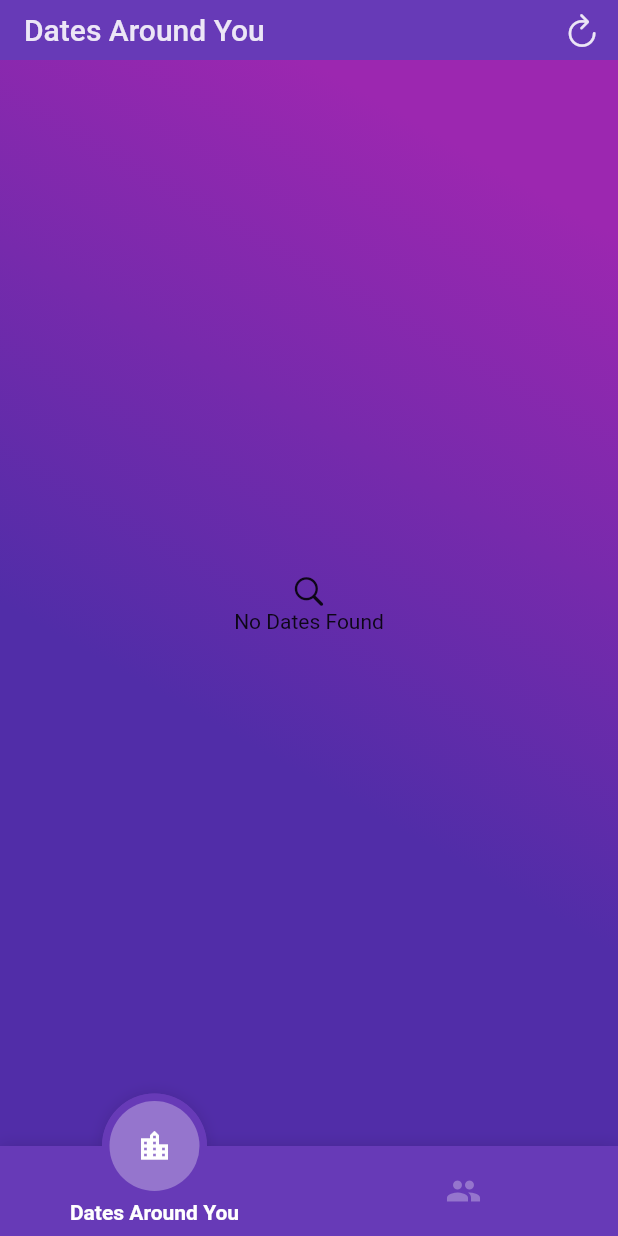
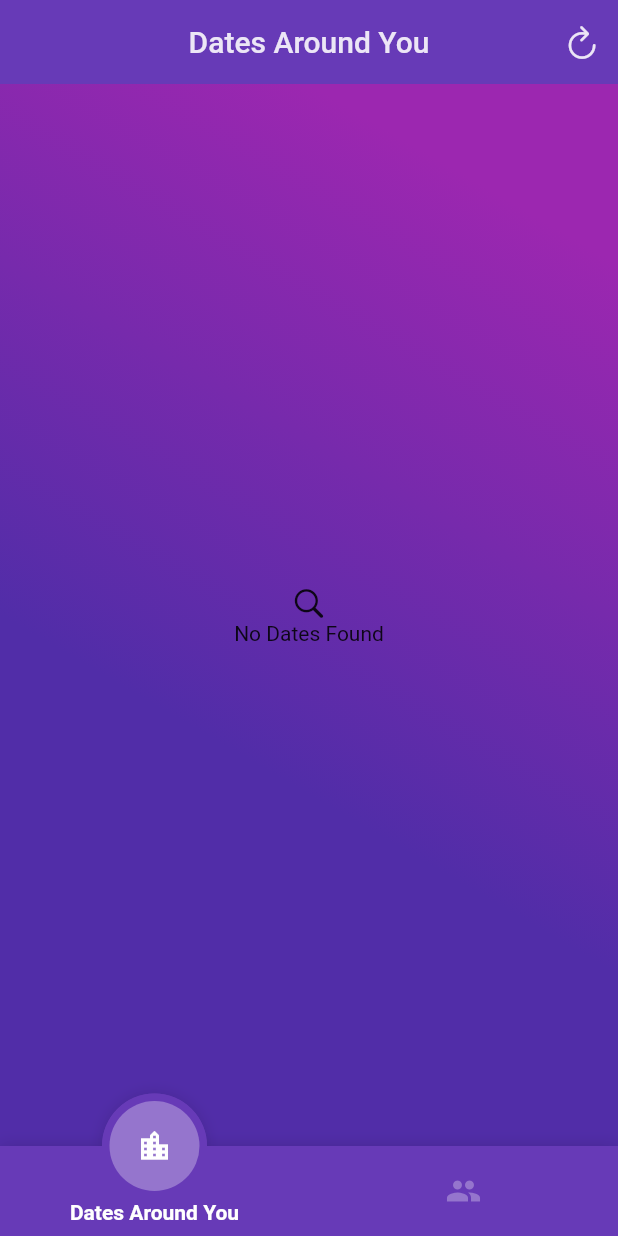
Before and after one commit to ncpleslie/date_night, a Flutter app: the screen it shows after launch, on a phone screen of 412 x 824 dp. Run offline on Flutter 3.47's test engine with Material 2 defaults, Android fonts, the light colour scheme and no system bars; drawn by our look-alikes of fancy_bottom_navigation; our stand-ins replace auto_size_text, cached_network_image, cloud_firestore, flutter_spinkit; accounts and stored records are empty.

Commit message:
Fixed routes. Refactored pages Created widgets to reduce code use

```diff
--- a/Client/app/analysis_options.yaml
+++ b/Client/app/analysis_options.yaml
@@ -51,7 +51,7 @@ linter:
     # - avoid_bool_literals_in_conditional_expressions # not yet tested
     # - avoid_catches_without_on_clauses # we do this commonly
     # - avoid_catching_errors # we do this commonly
-    - avoid_classes_with_only_static_members
+    # - avoid_classes_with_only_static_members
     # - avoid_double_and_int_checks # only useful when targeting JS runtime
     - avoid_empty_else
     - avoid_field_initializers_in_const_classes
@@ -147,7 +147,6 @@ linter:
     - sort_constructors_first
     - sort_pub_dependencies
     - sort_unnamed_constructors_first
-    - super_goes_last
     - test_types_in_equals
     - throw_in_finally
     # - type_annotate_public_apis # subset of always_specify_types
--- a/Client/app/lib/src/app.dart
+++ b/Client/app/lib/src/app.dart
@@ -3,7 +3,7 @@ import 'package:flutter/material.dart'
 import 'package:flutter/cupertino.dart';
 import 'package:scoped_model/scoped_model.dart';
 import './config/theme_data.dart';
-import './routes/routes.dart';
+import './routes/route_generator.dart';
 import './scoped_model/ideas_model.dart';
 
 class App extends StatelessWidget {
@@ -14,8 +14,7 @@ class App extends StatelessWidget {
       child: MaterialApp(
         title: 'Date Night',
         theme: ThemeConfig.iOSTheme,
-        onGenerateRoute: routes,
-        onUnknownRoute: routes,
+        onGenerateRoute: RouteGenerator.routes,
       ),
     );
   }
--- /dev/null
+++ b/Client/app/lib/src/routes/route_generator.dart
@@ -0,0 +1,30 @@
+// routes for the app
+import 'package:flutter/material.dart';
+import '../screens/index.dart';
+import '../screens/plan_a_date/date_add.dart';
+import '../screens/plan_a_date/loading.dart';
+import '../screens/plan_a_date/results.dart';
+import './routes.dart';
+
+// ignore: avoid_classes_with_only_static_members
+class RouteGenerator {
+  static Route<dynamic> routes(RouteSettings settings) {
+    print('Route called');
+    print(settings.name);
+    switch (settings.name) {
+      case Routes.Index:
+        return MaterialPageRoute<bool>(builder: (_) => Index());
+      case Routes.DateAdd:
+        return MaterialPageRoute<bool>(builder: (_) => DateAdd());
+      case Routes.Results:
+        return MaterialPageRoute<bool>(
+          builder: (_) => Results(),
+          fullscreenDialog: true,
+        );
+      case Routes.Loading:
+        return MaterialPageRoute<bool>(builder: (_) => Loading());
+      default:
+        return MaterialPageRoute<bool>(builder: (_) => Index());
+    }
+  }
+}
--- a/Client/app/lib/src/routes/routes.dart
+++ b/Client/app/lib/src/routes/routes.dart
@@ -1,12 +1,8 @@
-// routes for the app
-import 'package:flutter/material.dart';
-import '../screens/index.dart';
-
-Route routes(RouteSettings settings) {
-  switch (settings.name) {
-    case '/':
-      return MaterialPageRoute<bool>(builder: (_) => Index());
-    default:
-      return MaterialPageRoute<bool>(builder: (_) => Index());
-  }
+class Routes {
+  static const String Index = '/';
+  static const String DatesAround = '/date_add';
+  static const String PlanADate = '/date_add';
+  static const String DateAdd = '/date_add';
+  static const String Results = '/results';
+  static const String Loading = '/loading';
 }
--- a/Client/app/lib/src/screens/dates_around/dates_around.dart
+++ b/Client/app/lib/src/screens/dates_around/dates_around.dart
@@ -2,7 +2,10 @@ import 'package:flutter/material.dart';
 import 'package:flutter/cupertino.dart';
 import 'package:scoped_model/scoped_model.dart';
 import '../../scoped_model/ideas_model.dart';
+import '../../widgets/custom_app_bar.dart';
 import '../../widgets/dates_around.dart';
+import '../../widgets/empty_screen_icon.dart';
+import '../../widgets/page_background.dart';
 
 /// Dates Around displays the winning date idea of other users
 /// along with their non-winning ideas.
@@ -32,41 +35,11 @@ class _DatesAroundPageState extends State<DatesAroundPage> {
     return ScopedModelDescendant<IdeasModel>(
       builder: (BuildContext context, Widget child, IdeasModel model) {
         return Scaffold(
-          appBar: _buildAppBar(),
-          body: _buildBackgroundWithBody(),
+          appBar: CustomAppBar('Dates Around You', _refreshPageIcon())
+              .build(context),
+          body: PageBackground(child: _buildDateIdeasList()),
         );
       },
-    );
-  }
-
-  Widget _buildBackgroundWithBody() {
-    final Color gradientStart = Colors.deepPurple[700];
-    final Color gradientEnd = Colors.purple[500];
-    return Container(
-      child: _buildDateIdeasList(),
-      decoration: BoxDecoration(
-        gradient: LinearGradient(
-            begin: const FractionalOffset(0.0, 0.5),
-            end: const FractionalOffset(0.5, 0.0),
-            stops: const <double>[0.0, 1.0],
-            colors: <Color>[gradientStart, gradientEnd],
-            tileMode: TileMode.clamp),
-      ),
-    );
-  }
-
-  Widget _buildAppBar() {
-    return PreferredSize(
-      preferredSize: const Size.fromHeight(40.0),
-      child: AppBar(
-        title: const Text('Dates Around You'),
-        backgroundColor: Colors.deepPurple,
-        toolbarOpacity: 0.7,
-        elevation: 0,
-        actions: <Widget>[
-          _refreshPageIcon(),
-        ],
-      ),
     );
   }
 
@@ -125,13 +98,11 @@ class _DatesAroundPageState extends State<DatesAroundPage> {
       alignment: Alignment.center,
       child: ListView(
         shrinkWrap: true,
-        children: <Widget>[
+        children: const <Widget>[
           Center(
-            child: Column(
-              children: const <Widget>[
-                Icon(CupertinoIcons.search),
-                Text('No Dates Found'),
-              ],
+            child: EmptyScreenIcon(
+              'No Dates Found',
+              Icon(CupertinoIcons.search),
             ),
           ),
         ],
--- a/Client/app/lib/src/screens/index.dart
+++ b/Client/app/lib/src/screens/index.dart
@@ -2,9 +2,10 @@ import 'package:flutter/material.dart';
 import 'package:flutter/cupertino.dart';
 import 'package:scoped_model/scoped_model.dart';
 import 'package:fancy_bottom_navigation/fancy_bottom_navigation.dart';
+import '../routes/route_generator.dart';
 import '../scoped_model/ideas_model.dart';
 import './dates_around/dates_around.dart';
-import './plan_a_date/date_edit.dart';
+import './plan_a_date/plan_a_date.dart';
 
 class Index extends StatefulWidget {
   @override
@@ -65,8 +66,7 @@ class _IndexState extends State<Index> {
           child: TickerMode(
             enabled: currentPage == 1,
             child: MaterialApp(
-              home: DateEdit(),
-            ),
+                home: PlanADate(), onGenerateRoute: RouteGenerator.routes),
           ),
         ),
       ],
--- /dev/null
+++ b/Client/app/lib/src/widgets/empty_screen_icon.dart
@@ -0,0 +1,17 @@
+import 'package:flutter/cupertino.dart';
+
+class EmptyScreenIcon extends StatelessWidget {
+  const EmptyScreenIcon(this.text, this.icon);
+
+  final String text;
+  final Icon icon;
+
+  @override
+  Widget build(BuildContext context) {
+    return Column(
+      mainAxisAlignment: MainAxisAlignment.center,
+      crossAxisAlignment: CrossAxisAlignment.center,
+      children: <Widget>[icon, Text(text, textAlign: TextAlign.center)],
+    );
+  }
+}
--- /dev/null
+++ b/Client/app/lib/src/widgets/page_background.dart
@@ -0,0 +1,64 @@
+import 'package:flutter/material.dart';
+import 'package:flutter/cupertino.dart';
+
+class PageBackground extends StatefulWidget {
+  PageBackground({this.child, this.animated = false});
+
+  final Widget child;
+  bool animated;
+  @override
+  State<StatefulWidget> createState() {
+    return _PageBackgroundState();
+  }
+}
+
+class _PageBackgroundState extends State<PageBackground>
+    with SingleTickerProviderStateMixin {
+  AnimationController _controller;
+
+  @override
+  void initState() {
+    super.initState();
+    _controller = AnimationController(
+      duration: const Duration(seconds: 3),
+      vsync: this,
+    )..repeat();
+  }
+
+  @override
+  Widget build(BuildContext context) {
+    final Color gradientStart = Colors.deepPurple[700];
+    final Color gradientEnd = Colors.purple[500];
+    return AnimatedBuilder(
+      animation: _controller,
+      builder: (BuildContext context, Widget child) {
+        return Container(
+          child: widget.child,
+          decoration: BoxDecoration(
+            gradient: LinearGradient(
+                begin: const FractionalOffset(0.0, 0.5),
+                end: const FractionalOffset(0.5, 0.0),
+                stops: const <double>[0.0, 1.0],
+                colors: !widget.animated
+                    ? <Color>[gradientStart, gradientEnd]
+                    : <Color>[
+                        _colorTween(gradientStart, gradientEnd),
+                        _colorTween(gradientEnd, gradientStart),
+                      ],
+                tileMode: TileMode.clamp),
+          ),
+        );
+      },
+    );
+  }
+
+  Color _colorTween(Color begin, Color end) {
+    return ColorTween(begin: begin, end: end).transform(_controller.value);
+  }
+
+  @override
+  void dispose() {
+    _controller.dispose();
+    super.dispose();
+  }
+}
--- a/Client/app/pubspec.yaml
+++ b/Client/app/pubspec.yaml
@@ -27,7 +27,7 @@ dependencies:
 
   # The following adds the Cupertino Icons font to your application.
   # Use with the CupertinoIcons class for iOS style icons.
-  cupertino_icons: ^1.0.0
+  cupertino_icons: 1.0.0
   scoped_model: 1.1.0
   http: 0.12.2
   giffy_dialog: 1.8.0
```
Also changed, not shown: Client/app/lib/src/scoped_model/ideas_model.dart (+15 -5 lines), Client/app/lib/src/screens/plan_a_date/date_add.dart (+40 -60 lines), Client/app/lib/src/screens/plan_a_date/loading.dart (added, +64 -0 lines), Client/app/lib/src/screens/plan_a_date/loading_page.dart (deleted, +0 -122 lines), Client/app/lib/src/screens/plan_a_date/plan_a_date.dart (renamed from Client/app/lib/src/screens/plan_a_date/date_edit.dart, +25 -53 lines), Client/app/lib/src/screens/plan_a_date/results.dart (+19 -32 lines), Client/app/lib/src/widgets/custom_app_bar.dart (added, +20 -0 lines).
